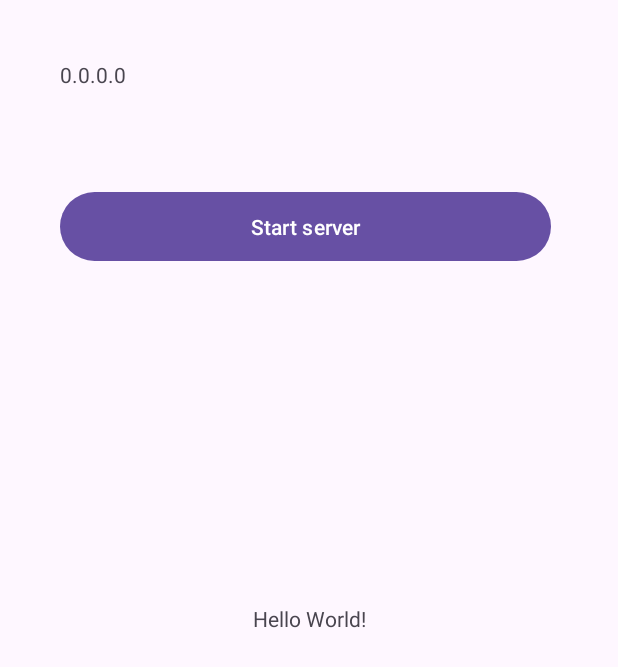
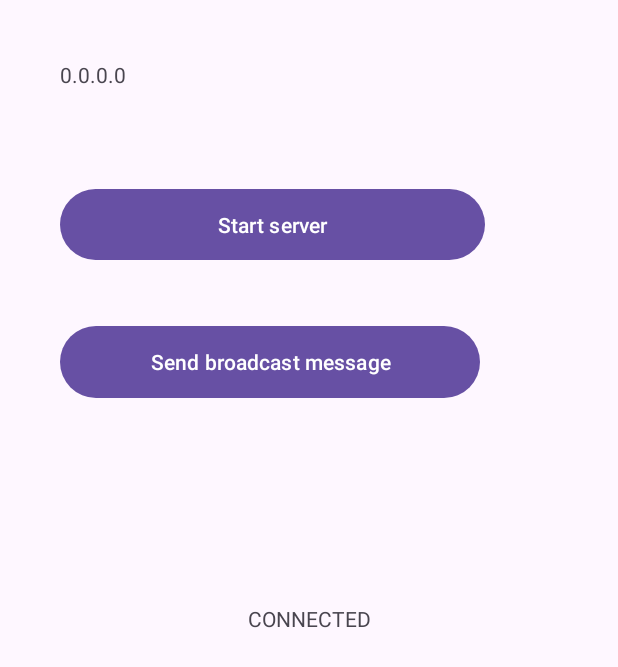
Before and after one commit to davidvancl/reader-connector, an Android app: the screen it shows after launch (MainActivity), after a tap on "Start server", on a phone screen of 412 x 824 dp. Shown: the top 667 px of the screen. Run offline under Robolectric (Android 15) with nearby library versions, the phone set to English and light mode, and no system bars; 1 statement that could not run was skipped.

Commit message:
ws connection & service binder with com

```diff
--- a/ReaderAndroidApp/app/src/main/java/com/example/readerandroidapp/MainActivity.java
+++ b/ReaderAndroidApp/app/src/main/java/com/example/readerandroidapp/MainActivity.java
@@ -1,47 +1,81 @@
 package com.example.readerandroidapp;
 
 import androidx.appcompat.app.AppCompatActivity;
-
-import android.app.ActivityManager;
+import android.content.ComponentName;
 import android.content.Context;
 import android.content.Intent;
+import android.content.ServiceConnection;
 import android.net.wifi.WifiManager;
 import android.os.Bundle;
+import android.os.IBinder;
 import android.text.format.Formatter;
 import android.view.View;
 import android.widget.TextView;
 
 public class MainActivity extends AppCompatActivity {
+    boolean mBounded;
+    WebSocketService webSocketService;
+
     @Override
     protected void onCreate(Bundle savedInstanceState) {
         super.onCreate(savedInstanceState);
         setContentView(R.layout.activity_main);
 
-        TextView ipAddressTextView = (TextView)findViewById(R.id.ipAddressTextView);
+        WifiManager wm = (WifiManager) getBaseContext().getApplicationContext().getSystemService(Context.WIFI_SERVICE);
+        String ip = Formatter.formatIpAddress(wm.getConnectionInfo().getIpAddress());
+        ((TextView)findViewById(R.id.ipAddressTextView)).setText(ip);
+    }
 
-        Context context = getBaseContext().getApplicationContext();
-        WifiManager wm = (WifiManager) context.getSystemService(Context.WIFI_SERVICE);
-
-        String ip = Formatter.formatIpAddress(wm.getConnectionInfo().getIpAddress());
-        ipAddressTextView.setText(ip);
+    public void onBroadcastClick(View v) {
+        webSocketService.getWss().broadcast("HELLO WORLD");
     }
 
     public void onClickStartWebSocketServer(View v)
     {
-        if (!isMyServiceRunning(WebSocketService.class)) {
-            startService(new Intent(MainActivity.this, WebSocketService.class));
-        } else {
-            stopService(new Intent(MainActivity.this, WebSocketService.class));
+        try {
+            if (!Utils.isMyServiceRunning(WebSocketService.class, this)) {
+                forceStartService();
+            } else {
+                forceStopService();
+            }
+        } catch (Exception e) {
+            System.out.println(e.getMessage());
         }
     }
 
-    private boolean isMyServiceRunning(Class<?> serviceClass) {
-        ActivityManager manager = (ActivityManager) getSystemService(Context.ACTIVITY_SERVICE);
-        for (ActivityManager.RunningServiceInfo service : manager.getRunningServices(Integer.MAX_VALUE)) {
-            if (serviceClass.getName().equals(service.service.getClassName())) {
-                return true;
-            }
+    @Override
+    protected void onDestroy() {
+        if (Utils.isMyServiceRunning(WebSocketService.class, this)){
+            forceStopService();
         }
-        return false;
+        super.onDestroy();
     }
+
+    private void forceStartService() {
+        bindService(new Intent(this, WebSocketService.class), mConnection, BIND_AUTO_CREATE);
+        startService(new Intent(this, WebSocketService.class));
+    }
+    private void forceStopService() {
+        stopService(new Intent(MainActivity.this, WebSocketService.class));
+        unbindService(mConnection);
+        mBounded = false;
+        webSocketService = null;
+        ((TextView)findViewById(R.id.connectionStatusTextView)).setText("DISCONNECTED");
+    }
+
+    ServiceConnection mConnection = new ServiceConnection() {
+        @Override
+        public void onServiceDisconnected(ComponentName name) {
+            mBounded = false;
+            webSocketService = null;
+            ((TextView)findViewById(R.id.connectionStatusTextView)).setText("DISCONNECTED");
+        }
+
+        @Override
+        public void onServiceConnected(ComponentName name, IBinder service) {
+            mBounded = true;
+            webSocketService = ((WebSocketService.LocalBinder) service).getInstance();
+            ((TextView)findViewById(R.id.connectionStatusTextView)).setText("CONNECTED");
+        }
+    };
 }
--- /dev/null
+++ b/ReaderAndroidApp/app/src/main/java/com/example/readerandroidapp/Utils.java
@@ -0,0 +1,17 @@
+package com.example.readerandroidapp;
+
+import android.app.ActivityManager;
+import android.content.Context;
+import androidx.appcompat.app.AppCompatActivity;
+
+public final class Utils {
+    public static boolean isMyServiceRunning(Class<?> serviceClass, AppCompatActivity activity) {
+        ActivityManager manager = (ActivityManager) activity.getSystemService(Context.ACTIVITY_SERVICE);
+        for (ActivityManager.RunningServiceInfo service : manager.getRunningServices(Integer.MAX_VALUE)) {
+            if (serviceClass.getName().equals(service.service.getClassName())) {
+                return true;
+            }
+        }
+        return false;
+    }
+}
--- a/ReaderAndroidApp/app/src/main/res/layout/activity_main.xml
+++ b/ReaderAndroidApp/app/src/main/res/layout/activity_main.xml
@@ -7,6 +7,7 @@
     tools:context=".MainActivity">
 
     <TextView
+        android:id="@+id/connectionStatusTextView"
         android:layout_width="wrap_content"
         android:layout_height="wrap_content"
         android:text="Hello World!"
@@ -17,8 +18,8 @@
 
     <TextView
         android:id="@+id/ipAddressTextView"
-        android:layout_width="328dp"
-        android:layout_height="44dp"
+        android:layout_width="282dp"
+        android:layout_height="42dp"
         android:layout_marginStart="40dp"
         android:layout_marginTop="40dp"
         app:layout_constraintStart_toStartOf="parent"
@@ -26,8 +27,8 @@
 
     <Button
         android:id="@+id/serverStartButton"
-        android:layout_width="327dp"
-        android:layout_height="54dp"
+        android:layout_width="283dp"
+        android:layout_height="55dp"
         android:layout_marginStart="40dp"
         android:layout_marginTop="40dp"
         android:onClick="onClickStartWebSocketServer"
@@ -35,4 +36,15 @@
         app:layout_constraintStart_toStartOf="parent"
         app:layout_constraintTop_toBottomOf="@+id/ipAddressTextView" />
 
+    <Button
+        android:id="@+id/sendBroadcastMessage"
+        android:layout_width="280dp"
+        android:layout_height="56dp"
+        android:layout_marginStart="40dp"
+        android:layout_marginTop="36dp"
+        android:onClick="onBroadcastClick"
+        android:text="Send broadcast message"
+        app:layout_constraintStart_toStartOf="parent"
+        app:layout_constraintTop_toBottomOf="@+id/serverStartButton" />
+
 </androidx.constraintlayout.widget.ConstraintLayout>
```
Also changed, not shown: ReaderAndroidApp/app/src/main/java/com/example/readerandroidapp/WebSocketService.java (+29 -16 lines).
